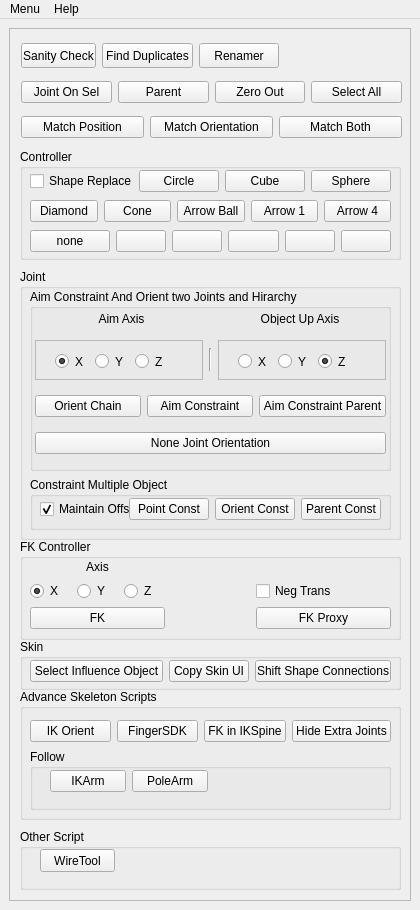
First picture: the form in rigtools/ui/rigTools_ui.ui, repository amolrupnar/rigtools, before the edit.
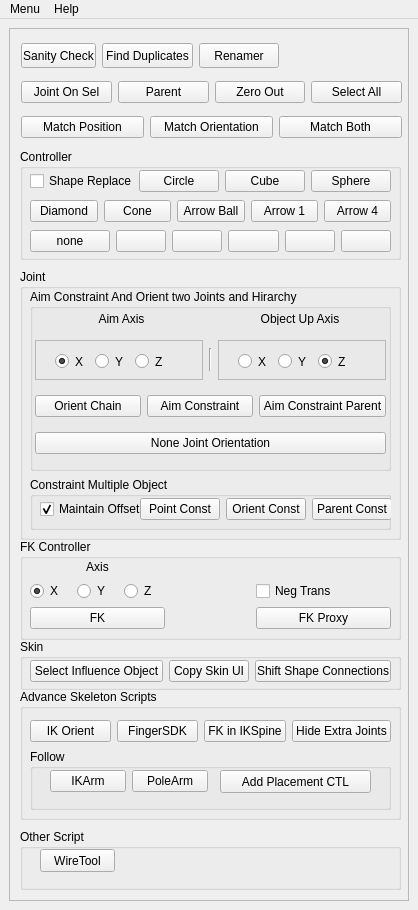
Second picture: the form after the edit.

Commit message: placement controller add.

```diff
--- a/rigtools/ui/rigTools_ui.ui
+++ b/rigtools/ui/rigTools_ui.ui
@@ -6,7 +6,7 @@
    <rect>
     <x>0</x>
     <y>0</y>
-    <width>420</width>
+    <width>418</width>
     <height>910</height>
    </rect>
   </property>
@@ -25,7 +25,7 @@
         <rect>
          <x>0</x>
          <y>0</y>
-         <width>400</width>
+         <width>398</width>
          <height>869</height>
         </rect>
        </property>
@@ -341,7 +341,7 @@
               <rect>
                <x>10</x>
                <y>20</y>
-               <width>341</width>
+               <width>352</width>
                <height>25</height>
               </rect>
              </property>
@@ -589,6 +589,19 @@
            </item>
           </layout>
          </widget>
+         <widget class="QPushButton" name="addPlacement_btn">
+          <property name="geometry">
+           <rect>
+            <x>190</x>
+            <y>21</y>
+            <width>151</width>
+            <height>23</height>
+           </rect>
+          </property>
+          <property name="text">
+           <string>Add Placement CTL</string>
+          </property>
+         </widget>
         </widget>
         <widget class="QWidget" name="layoutWidget">
          <property name="geometry">
@@ -971,7 +984,7 @@
     <rect>
      <x>0</x>
      <y>0</y>
-     <width>420</width>
+     <width>418</width>
      <height>21</height>
     </rect>
    </property>
```
The commit also changes 5 other files.
